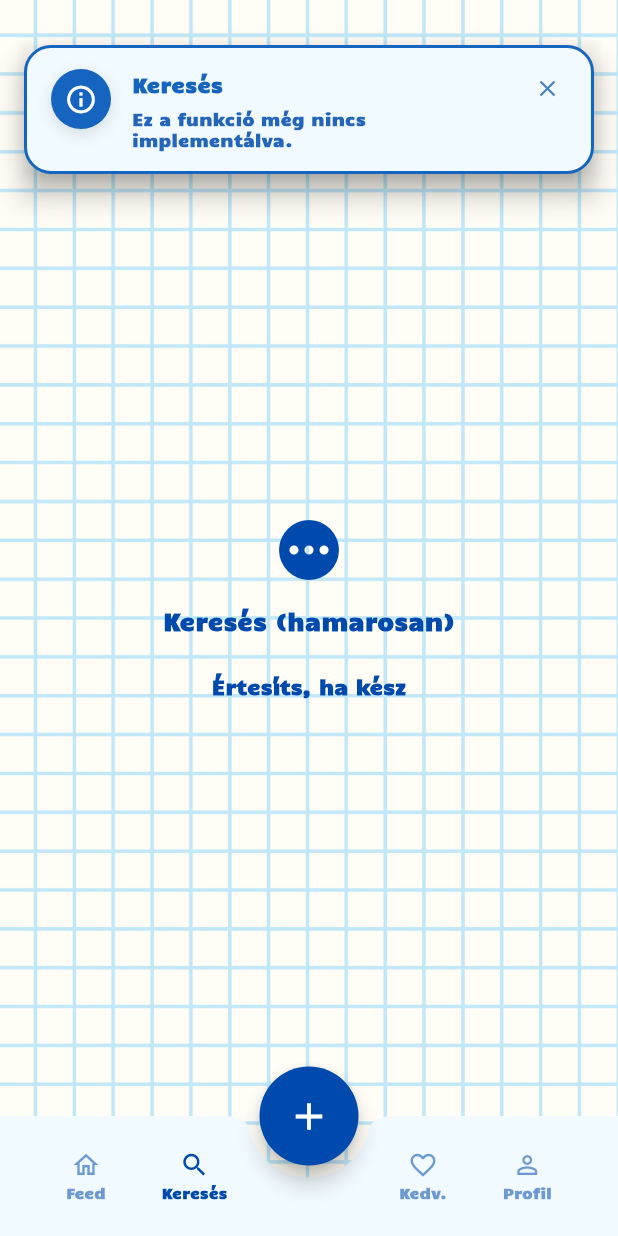
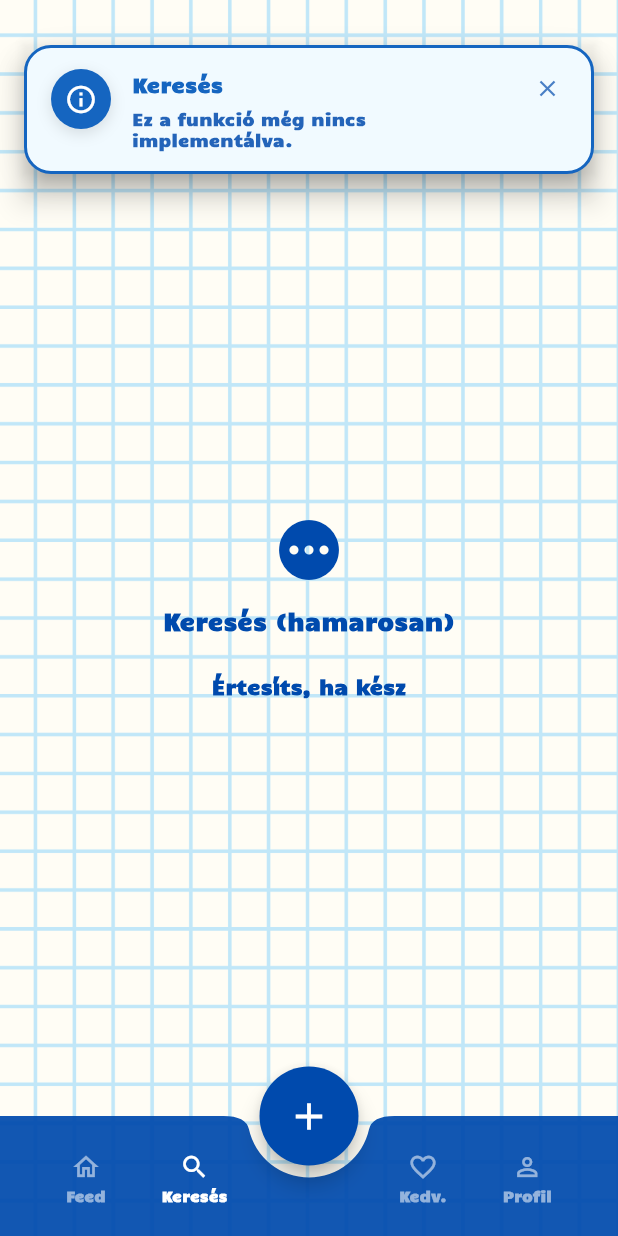
Before and after one commit to BojszaReka/NoteSharing, a Flutter app: the screen it shows after launch, item 2 of the bottom bar chosen, after a tap on "Értesíts, ha kész", on a phone screen of 412 x 824 dp. Run offline on Flutter 3.47's test engine with Material 3 defaults, Android fonts, the phone set to English and light mode, and no system bars; network calls fail.

Commit message:
#12 adding more color to bottom bar

```diff
--- a/NoteSharing_UI/lib/features/home/home_page.dart
+++ b/NoteSharing_UI/lib/features/home/home_page.dart
@@ -13,6 +13,9 @@ class HomePage extends StatefulWidget {
 class _HomePageState extends State<HomePage> {
   int _currentIndex = 0; // 0 = Feed, 1 = Search, 2 = Favorites, 3 = Profile
   int? _expandedIndex; // which note is expanded
+  // Initialize immediately so hot reload after adding this field doesn't cause LateInitializationError
+  final ScrollController _scrollController = ScrollController();
+  double _scrollOffset = 0;
 
   final _mockNotes = List.generate(12, (i) {
     final imageSets = <List<String>>[
@@ -47,6 +50,23 @@ class _HomePageState extends State<HomePage> {
     );
   });
 
+  @override
+  void initState() {
+    super.initState();
+    _scrollController.addListener(() {
+      final o = _scrollController.offset;
+      if ((o - _scrollOffset).abs() > 1) {
+        setState(() => _scrollOffset = o);
+      }
+    });
+  }
+
+  @override
+  void dispose() {
+    _scrollController.dispose();
+    super.dispose();
+  }
+
   void _showNotImplemented(String feature) {
     final svc = NotificationProvider.of(context);
     svc.show(
@@ -57,7 +77,33 @@ class _HomePageState extends State<HomePage> {
     );
   }
 
-  void _onFabPressed() => _showNotImplemented('Új jegyzet');
+  void _onFabPressed() => _demoNotifications();
+
+  Future<void> _demoNotifications() async {
+    final svc = NotificationProvider.of(context);
+    svc.show(
+      title: 'Információ',
+      message: 'Ez egy példa információs értesítés.',
+      type: AppNotificationType.info,
+      duration: const Duration(seconds: 3),
+    );
+    await Future.delayed(const Duration(milliseconds: 350));
+
+    svc.show(
+      title: 'Siker',
+      message: 'A művelet sikeresen végrehajtva.',
+      type: AppNotificationType.success,
+      duration: const Duration(seconds: 3),
+    );
+    await Future.delayed(const Duration(milliseconds: 350));
+
+    svc.show(
+      title: 'Hiba',
+      message: 'Valami hiba történt (példa).',
+      type: AppNotificationType.error,
+      duration: const Duration(seconds: 4),
+    );
+  }
 
   void _onNavTap(int index) {
     setState(() => _currentIndex = index);
@@ -110,6 +156,7 @@ class _HomePageState extends State<HomePage> {
 
   Widget _buildFeed() {
     return CustomScrollView(
+      controller: _scrollController,
       slivers: [
         SliverAppBar(
           floating: true,
@@ -224,13 +271,21 @@ class _HomePageState extends State<HomePage> {
                         onTap: () => _vote(index, 1),
                       ),
                       const SizedBox(height: 2),
-                      Text(
+                      AnimatedSwitcher(
+                        duration: const Duration(milliseconds: 180),
+                        transitionBuilder: (child, anim) => ScaleTransition(
+                          scale: CurvedAnimation(parent: anim, curve: Curves.easeOutBack),
+                          child: child,
+                        ),
+                        child: Text(
                           note.score.toString(),
+                          key: ValueKey<int>(note.score),
                           style: const TextStyle(
                             fontFamily: 'Candal',
                             fontWeight: FontWeight.bold,
                             fontSize: 12,
                             color: AppColors.loginMainTextColor,
+                          ),
                         ),
                       ),
                       const SizedBox(height: 2),
@@ -320,9 +375,22 @@ class _HomePageState extends State<HomePage> {
                 maxLines: expanded ? null : 4,
                 overflow: expanded ? TextOverflow.visible : TextOverflow.ellipsis,
               ),
-              if (expanded) ...[
-                const SizedBox(height: 12),
-                Wrap(
+              AnimatedSwitcher(
+                duration: const Duration(milliseconds: 220),
+                switchInCurve: Curves.easeOut,
+                switchOutCurve: Curves.easeIn,
+                transitionBuilder: (child, anim) => FadeTransition(
+                  opacity: anim,
+                  child: SizeTransition(
+                    sizeFactor: anim,
+                    axisAlignment: -1,
+                    child: child,
+                  ),
+                ),
+                child: expanded
+                    ? Padding(
+                        padding: const EdgeInsets.only(top: 12),
+                        child: Wrap(
                           spacing: 8,
                           runSpacing: 6,
                           children: [
@@ -331,7 +399,9 @@ class _HomePageState extends State<HomePage> {
                             _infoBadge(Icons.comment_outlined, '${_derivedComments(note.score)} hozzászólás'),
                           ],
                         ),
-              ]
+                      )
+                    : const SizedBox.shrink(),
+              )
               ],
             ),
           ),
@@ -371,7 +441,8 @@ class _HomePageState extends State<HomePage> {
   BottomAppBar _buildBottomBar() {
     return BottomAppBar(
       shape: const CircularNotchedRectangle(),
-      color: AppColors.loginBoxBackgroundColor,
+      // Darker blue variant background
+      color: AppColors.loginMainTextColor.withValues(alpha: 0.93),
       elevation: 0,
       notchMargin: 8,
       child: SafeArea(
@@ -379,6 +450,8 @@ class _HomePageState extends State<HomePage> {
         child: Container(
           // Use original intended height; internal padding & smaller nav item content prevents overflow
           height: 60,
+          // Create a subtle visual separation from content above
+          margin: const EdgeInsets.only(top: 3),
           padding: const EdgeInsets.symmetric(horizontal: 20, vertical: 4),
           child: Row(
             mainAxisAlignment: MainAxisAlignment.spaceBetween,
@@ -398,7 +471,8 @@ class _HomePageState extends State<HomePage> {
 
   Widget _navItem({required IconData icon, required String label, required int index}) {
     final bool active = _currentIndex == index;
-    final Color baseColor = AppColors.loginMainTextColor;
+    // On dark bar use white for better contrast
+    final Color baseColor = Colors.white;
     return InkWell(
       borderRadius: BorderRadius.circular(12),
       onTap: () => _onNavTap(index),
@@ -616,18 +690,35 @@ extension on _HomePageState {
 extension _ExtraWidgets on _HomePageState {
   Widget _voteButton({required IconData icon, required bool active, required VoidCallback onTap}) {
     return InkWell(
-      borderRadius: BorderRadius.circular(8),
+      borderRadius: BorderRadius.circular(10),
       onTap: onTap,
-      child: Container(
+      child: AnimatedScale(
+        duration: const Duration(milliseconds: 140),
+        scale: active ? 1.15 : 1.0,
+        curve: Curves.easeOutBack,
+        child: AnimatedContainer(
+          duration: const Duration(milliseconds: 180),
+            curve: Curves.easeOut,
           padding: const EdgeInsets.all(4),
           decoration: BoxDecoration(
-          color: active ? AppColors.loginMainTextColor.withValues(alpha: 0.15) : Colors.transparent,
-          borderRadius: BorderRadius.circular(8),
+            color: active
+                ? AppColors.loginMainTextColor.withValues(alpha: 0.18)
+                : AppColors.loginMainTextColor.withValues(alpha: 0.03),
+            borderRadius: BorderRadius.circular(10),
+            border: Border.all(
+              color: active
+                  ? AppColors.loginMainTextColor.withValues(alpha: 0.35)
+                  : AppColors.loginMainTextColor.withValues(alpha: 0.10),
+              width: 1,
+            ),
           ),
           child: Icon(
             icon,
             size: 18,
-          color: active ? AppColors.loginMainTextColor : AppColors.loginMainTextColor.withValues(alpha: 0.55),
+            color: active
+                ? AppColors.loginMainTextColor
+                : AppColors.loginMainTextColor.withValues(alpha: 0.55),
+          ),
         ),
       ),
     );
```
Lines whose indentation alone changed are shown as unchanged.
